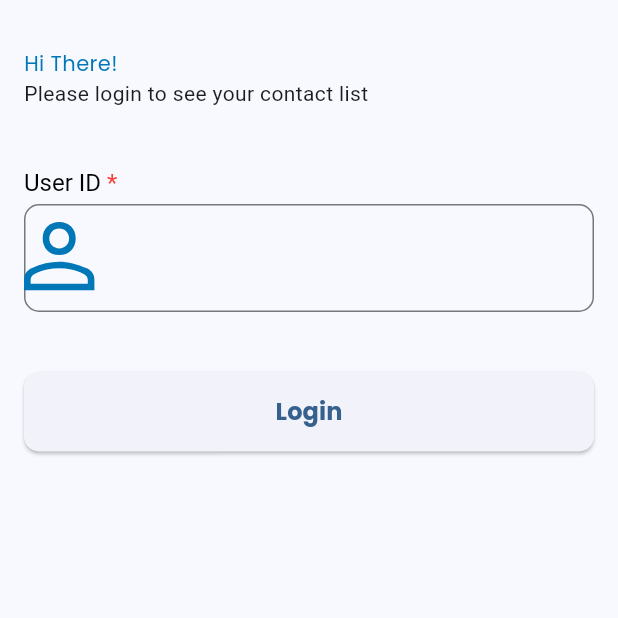
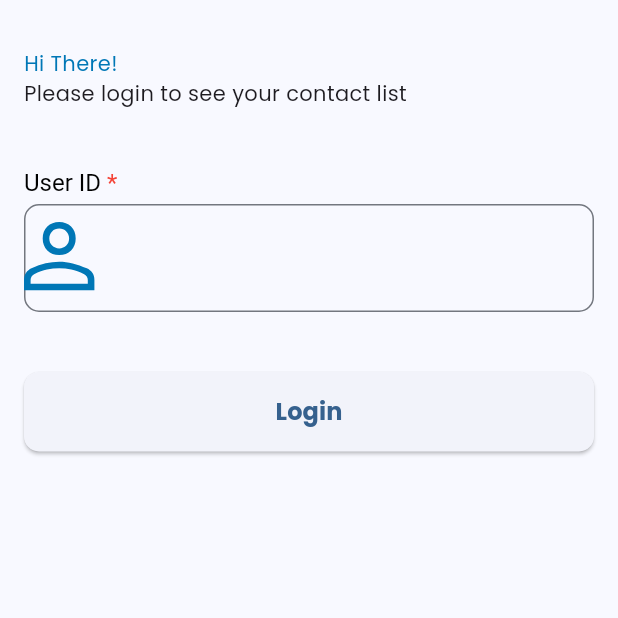
Before and after one commit to DaffRazan/contact_app, a Flutter app: the screen it shows after launch, on a phone screen of 412 x 824 dp, the top half of it. Run offline on Flutter 3.47's test engine with Material 3 defaults, Android fonts, the phone set to English and light mode, and no system bars; our stand-ins replace flutter_svg, get, google_fonts.

Commit message:
feat: implement poppins font and material get

```diff
--- a/lib/main.dart
+++ b/lib/main.dart
@@ -1,5 +1,7 @@
 import 'package:contact_app/screens/login_screen.dart';
 import 'package:flutter/material.dart';
+import 'package:get/get.dart';
+import 'package:google_fonts/google_fonts.dart';
 
 void main() {
   runApp(const MyApp());
@@ -8,12 +10,12 @@ void main() {
 class MyApp extends StatelessWidget {
   const MyApp({super.key});
 
-  // This widget is the root of your application.
   @override
   Widget build(BuildContext context) {
-    return MaterialApp(
+    return GetMaterialApp(
       title: 'Contact App',
       theme: ThemeData(
+        textTheme: GoogleFonts.poppinsTextTheme(Theme.of(context).textTheme),
         colorScheme: ColorScheme.fromSeed(seedColor: Colors.blue),
         useMaterial3: true,
       ),
```
